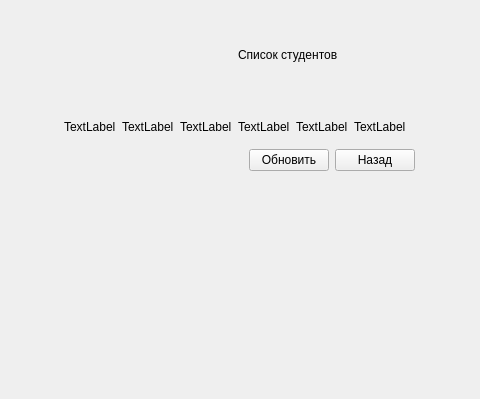
First picture: the form in viewstudents.ui, repository lubarog13/C-_lab_work, before the edit; both pictures show x 165 to 645 and y 201 to 600 of the 800 by 600 pixel window.
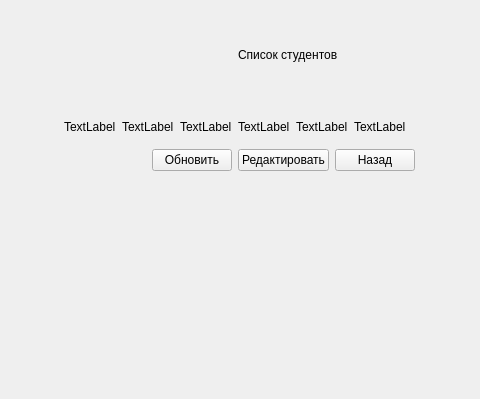
Second picture: the form after the edit. Icons and pictures are not drawn.

Diff of the .ui file:
```diff
--- a/viewstudents.ui
+++ b/viewstudents.ui
@@ -79,6 +79,13 @@
         </property>
        </widget>
       </item>
+      <item>
+       <widget class="QPushButton" name="btnChange">
+        <property name="text">
+         <string>Редактировать</string>
+        </property>
+       </widget>
+      </item>
       <item>
        <widget class="QPushButton" name="btnBack">
         <property name="text">
```
